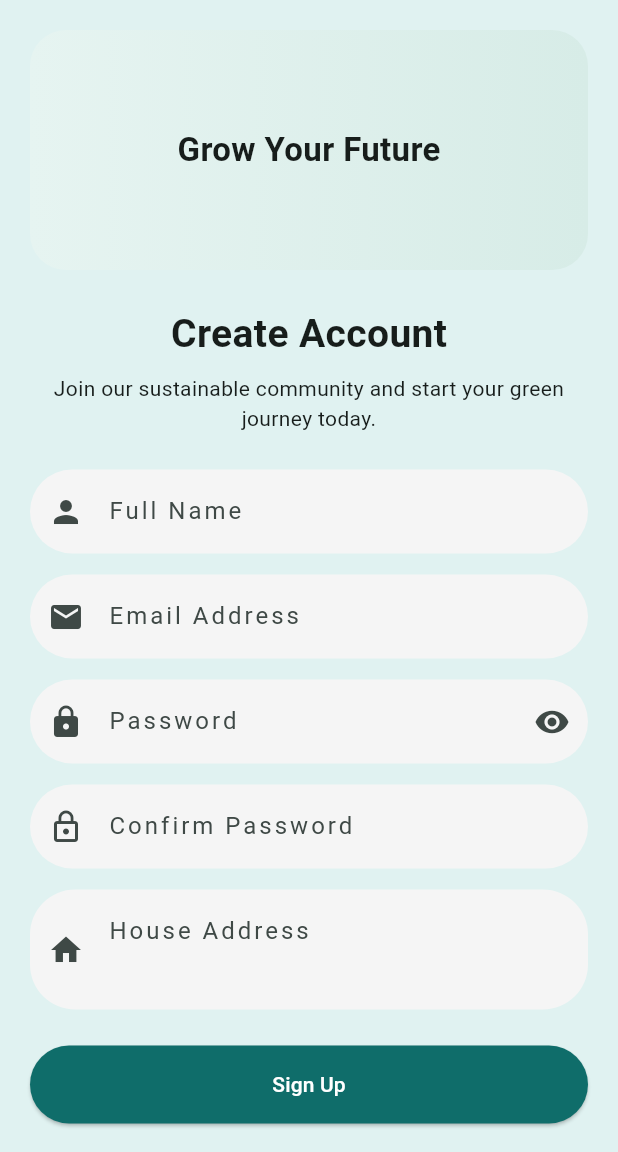
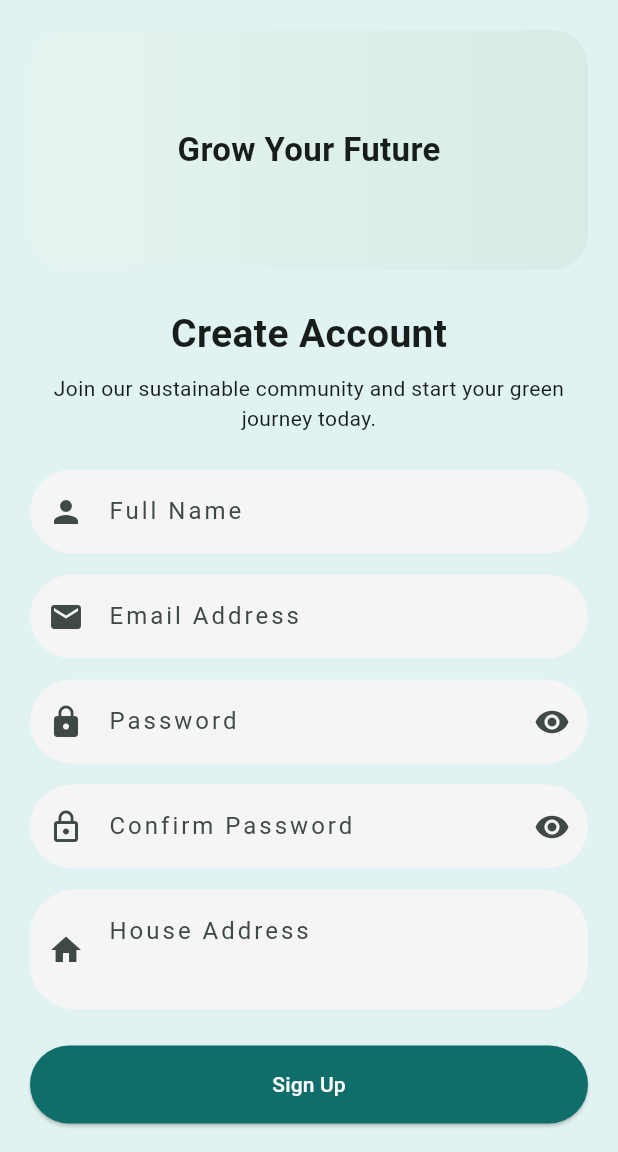
Before and after one commit to KwanJunEr/kitahack_2026, a Flutter app: the SignUpScreen screen opened by its route, on a phone screen of 412 x 824 dp, the part 84-1236 px from its top. Run offline on Flutter 3.47's test engine with Material 3 defaults, Android fonts, the phone set to English and light mode, and no system bars; our stand-ins replace cloud_firestore, firebase_auth, firebase_core; accounts and stored records are empty.

Commit message:
added on screen triggers

```diff
--- a/lib/features/auth/presentation/signup_screen.dart
+++ b/lib/features/auth/presentation/signup_screen.dart
@@ -19,6 +19,8 @@
   final _addressController = TextEditingController();
 
   bool isLoading = false;
+  bool _obscurePassword = true;
+  bool _obscureConfirmPassword = true;
 
   Future<void> _onSignUp() async {
     if (_passwordController.text != _confirmPasswordController.text) {
@@ -85,6 +87,16 @@
   }
 
   @override
+  void dispose() {
+    _nameController.dispose();
+    _emailController.dispose();
+    _passwordController.dispose();
+    _confirmPasswordController.dispose();
+    _addressController.dispose();
+    super.dispose();
+  }
+
+  @override
   Widget build(BuildContext context) {
     return Scaffold(
       appBar: AppBar(
@@ -124,37 +136,69 @@
             ),
             const SizedBox(height: 24),
 
-            // Add controllers here
+            // Name
             TextField(
               controller: _nameController,
               style: const TextStyle(color: Colors.black),
               decoration: _input("Full Name", Icons.person),
             ),
             const SizedBox(height: 14),
+
+            // Email
             TextField(
               controller: _emailController,
               style: const TextStyle(color: Colors.black),
               decoration: _input("Email Address", Icons.email),
             ),
             const SizedBox(height: 14),
+
+            // Password
             TextField(
               controller: _passwordController,
-              obscureText: true,
+              obscureText: _obscurePassword,
               style: const TextStyle(color: Colors.black),
               decoration: _input(
                 "Password",
                 Icons.lock,
-                suffix: const Icon(Icons.visibility),
+                suffix: IconButton(
+                  icon: Icon(
+                    _obscurePassword ? Icons.visibility : Icons.visibility_off,
+                  ),
+                  onPressed: () {
+                    setState(() {
+                      _obscurePassword = !_obscurePassword;
+                    });
+                  },
+                ),
               ),
             ),
             const SizedBox(height: 14),
+
+            // Confirm Password
             TextField(
               controller: _confirmPasswordController,
-              obscureText: true,
+              obscureText: _obscureConfirmPassword,
               style: const TextStyle(color: Colors.black),
-              decoration: _input("Confirm Password", Icons.lock_outline),
+              decoration: _input(
+                "Confirm Password",
+                Icons.lock_outline,
+                suffix: IconButton(
+                  icon: Icon(
+                    _obscureConfirmPassword
+                        ? Icons.visibility
+                        : Icons.visibility_off,
+                  ),
+                  onPressed: () {
+                    setState(() {
+                      _obscureConfirmPassword = !_obscureConfirmPassword;
+                    });
+                  },
+                ),
+              ),
             ),
             const SizedBox(height: 14),
+
+            // Address
             TextField(
               controller: _addressController,
               style: const TextStyle(color: Colors.black),
@@ -163,6 +207,7 @@
             ),
             const SizedBox(height: 24),
 
+            // Sign Up Button
             SizedBox(
               width: double.infinity,
               child: ElevatedButton(
```
Lines whose indentation alone changed are shown as unchanged.
